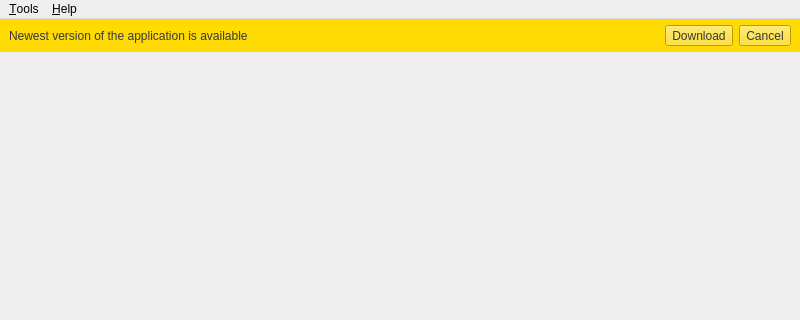
Qt form src/OplPcTools/UI/MainWindow.ui (brainstream/OPL-PC-Tools) before a commit; both pictures show x 0 to 800 and y 0 to 320 of the 800 by 500 pixel window.
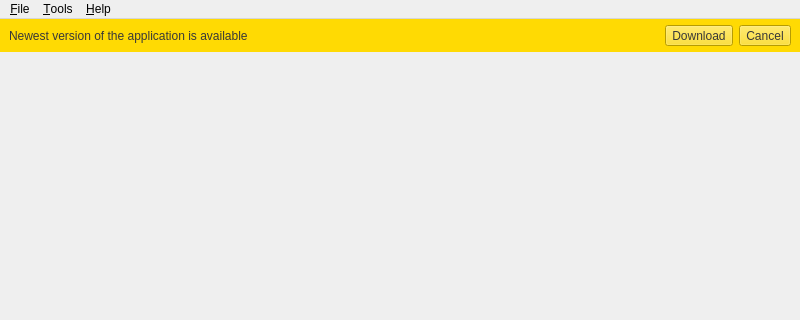
The same form after that commit. Icons and pictures are not drawn.

```diff
--- a/src/OplPcTools/UI/MainWindow.ui
+++ b/src/OplPcTools/UI/MainWindow.ui
@@ -142,6 +142,13 @@
     <addaction name="mp_action_about"/>
     <addaction name="mp_action_about_qt"/>
    </widget>
+   <widget class="QMenu" name="menu_File">
+    <property name="title">
+     <string>&amp;File</string>
+    </property>
+    <addaction name="mp_action_open_library"/>
+   </widget>
+   <addaction name="menu_File"/>
    <addaction name="mp_menu_tools"/>
    <addaction name="mp_menu_help"/>
   </widget>
```
Left out of the diff: 8 changed lines with no effect on the pictures.
